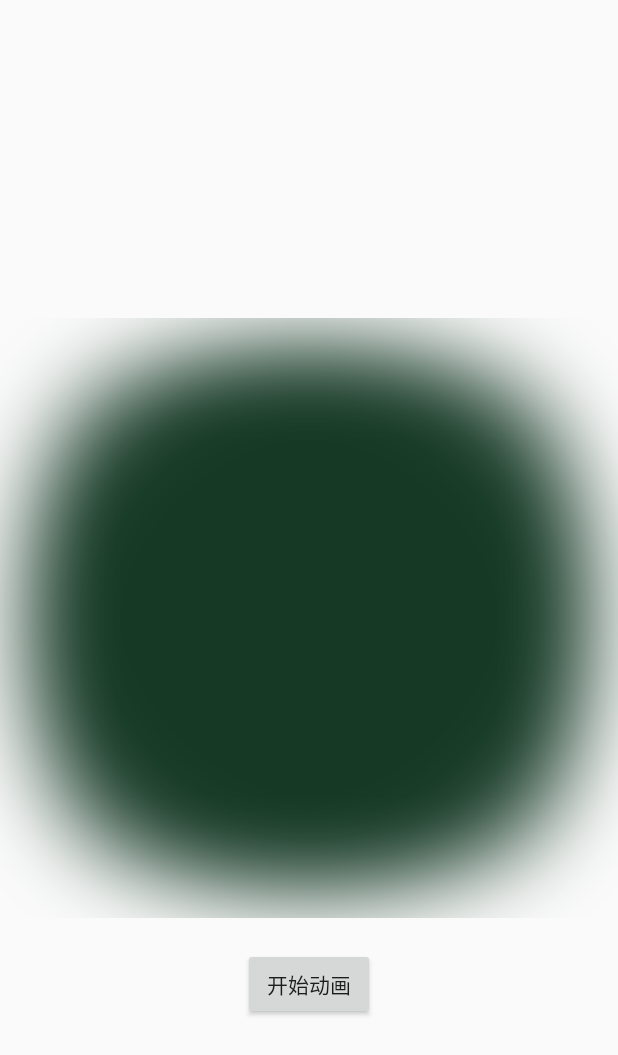
After one commit to xjxliuxing/AndroidHelper, an Android app: the layout activity_radial_gradient.xml on its own in the app's theme, with its tools: preview values and no code run, on a phone screen of 412 x 824 dp. The commit adds this screen. Shown: the top 1055 px of the screen. Run offline under Robolectric (Android 15) with nearby library versions, the phone set to English and light mode, and no system bars.

Commit message:
模糊动画

```diff
--- a/app/src/main/java/com/xjx/helper/ui/home/activity/todo/animation/AnimationMapActivity.java
+++ b/app/src/main/java/com/xjx/helper/ui/home/activity/todo/animation/AnimationMapActivity.java
@@ -20,7 +20,7 @@ public class AnimationMapActivity extends CommonBaseTitleActivity {
     @Override
     protected void initListener() {
         super.initListener();
-        setOnClick(R.id.tv_1, R.id.tv_2, R.id.tv_3);
+        setOnClick(R.id.tv_1, R.id.tv_2, R.id.tv_3, R.id.tv_4);
     }
 
     @Override
@@ -45,6 +45,9 @@ public class AnimationMapActivity extends CommonBaseTitleActivity {
             case R.id.tv_3:
                 intent.setClass(mContext, CustomDialogActivity.class);
                 break;
+            case R.id.tv_4:
+                intent.setClass(mContext, RadialGradientActivity.class);
+                break;
         }
 
         startActivity(intent);
--- /dev/null
+++ b/app/src/main/java/com/xjx/helper/widget/animation/CustomRadialGradientView.java
@@ -0,0 +1,126 @@
+package com.xjx.helper.widget.animation;
+
+import android.animation.ObjectAnimator;
+import android.animation.ValueAnimator;
+import android.annotation.SuppressLint;
+import android.content.Context;
+import android.graphics.BlurMaskFilter;
+import android.graphics.Canvas;
+import android.graphics.Paint;
+import android.graphics.RadialGradient;
+import android.graphics.RectF;
+import android.graphics.Shader;
+import android.util.AttributeSet;
+import android.view.View;
+
+import androidx.annotation.Nullable;
+
+import com.xjx.helper.R;
+import com.xjx.helper.utils.LogUtil;
+
+public class CustomRadialGradientView extends View {
+
+    private int COLOR_GREEN = 0xff153925;
+    private int COLOR_BLUER = 0xFF35D2FF;
+    private Paint mPaint = new Paint();
+    private int mWidth;
+    private int mHeight;
+    private float progress;// 设置自定义view，让他不停的做动画效果
+    private int mLeftMultiple;// 边距的角标
+    private int mTopMultiple;
+    private int mRightMultiple;
+    private int mBottomMultiple;
+    private int[] mIntArray; // 边距的数组
+    private float mLeft, mRight, mTop, mBottom;
+
+    // 环形渐变渲染
+    Shader mRadialGradient = null;
+
+    public CustomRadialGradientView(Context context) {
+        super(context);
+        initView(context, null);
+    }
+
+    public CustomRadialGradientView(Context context, @Nullable AttributeSet attrs) {
+        super(context, attrs);
+        initView(context, attrs);
+    }
+
+    private void initView(Context context, AttributeSet attrs) {
+        setLayerType(View.LAYER_TYPE_SOFTWARE, mPaint);
+
+        mPaint.setStyle(Paint.Style.FILL);
+        mPaint.setColor(COLOR_GREEN); // 默认使用绿色的背景
+        mPaint.setDither(true); // 防止抖动
+        mPaint.setAntiAlias(true);// 抗锯齿
+    }
+
+    @Override
+    protected void onMeasure(int widthMeasureSpec, int heightMeasureSpec) {
+        super.onMeasure(widthMeasureSpec, heightMeasureSpec);
+
+        // 自动根据模式去测量需要的值
+        // resolveSize： 根据传入的size  和 测量模式，去精准的测量view的宽高
+        // resolveSize(int size, int measureSpec)
+        // size:一般用MeasureSpec.getSize() 去获取默认的size
+
+        int width = resolveSize(MeasureSpec.getSize(widthMeasureSpec), widthMeasureSpec);
+        int height = resolveSize(MeasureSpec.getSize(heightMeasureSpec), heightMeasureSpec);
+
+        // 这里必须设置，如果不设置，就会 导致默认的宽高设置成最大的值
+        setMeasuredDimension(width, height);
+    }
+
+    @Override
+    protected void onSizeChanged(int w, int h, int oldw, int oldh) {
+        super.onSizeChanged(w, h, oldw, oldh);
+        mWidth = getMeasuredWidth();
+        mHeight = getMeasuredHeight();
+    }
+
+    @SuppressLint("DrawAllocation")
+    @Override
+    protected void onDraw(Canvas canvas) {
+        super.onDraw(canvas);
+//        canvas.save();
+
+        // 设置默认的边距，这个地方是为了适配车辆不一样党课大小所特意设置的
+        mLeftMultiple = 10;
+        mTopMultiple = 2;
+        mRightMultiple = 12;
+        mBottomMultiple = 30;
+
+        mLeft = mWidth / mLeftMultiple * progress;
+        mTop = mHeight / mTopMultiple * (progress);
+        mRight = mWidth - (mWidth / mRightMultiple) * (progress);
+        mBottom = mHeight - (mHeight / mBottomMultiple) * (progress);
+
+        // 设置边缘模糊
+        BlurMaskFilter blurMaskFilter = new BlurMaskFilter(85f, BlurMaskFilter.Blur.NORMAL);
+        mPaint.setMaskFilter(blurMaskFilter);
+
+        LogUtil.e("progress:" + progress);
+        RectF rect = new RectF(mLeft, mTop, mRight, mBottom);
+        canvas.drawOval(rect, mPaint);
+
+//        canvas.restore();
+    }
+
+    public float getProgress() {
+        return progress;
+    }
+
+    public void setProgress(float progress) {
+        this.progress = progress;
+        invalidate();
+    }
+
+    public void startAnim() {
+        ObjectAnimator animator = ObjectAnimator.ofFloat(this, "progress", 0.8f, 1f);
+        animator.setDuration(2000);
+        animator.setRepeatCount(-1);
+        animator.setRepeatMode(ValueAnimator.REVERSE);
+        animator.start();
+    }
+
+}
--- a/app/src/main/res/layout/activity_animation_map.xml
+++ b/app/src/main/res/layout/activity_animation_map.xml
@@ -21,4 +21,9 @@
         style="@style/style_todo_item"
         android:text="自定义滑动的dialog" />
 
+    <TextView
+        android:id="@+id/tv_4"
+        style="@style/style_todo_item"
+        android:text="放射动画效果" />
+
 </LinearLayout>
--- /dev/null
+++ b/app/src/main/res/layout/activity_radial_gradient.xml
@@ -0,0 +1,23 @@
+<?xml version="1.0" encoding="utf-8"?>
+<RelativeLayout xmlns:android="http://schemas.android.com/apk/res/android"
+    xmlns:tools="http://schemas.android.com/tools"
+    android:layout_width="match_parent"
+    android:layout_height="match_parent"
+    tools:context="com.xjx.helper.ui.home.activity.todo.animation.RadialGradientActivity">
+
+    <com.xjx.helper.widget.animation.CustomRadialGradientView
+        android:id="@+id/cst"
+        android:layout_width="match_parent"
+        android:layout_height="400dp"
+        android:layout_centerInParent="true" />
+
+    <Button
+        android:id="@+id/btn"
+        android:layout_width="wrap_content"
+        android:layout_height="wrap_content"
+        android:layout_below="@+id/cst"
+        android:layout_centerInParent="true"
+        android:layout_marginTop="@dimen/dp_20"
+        android:text="开始动画" />
+
+</RelativeLayout>
```
Also changed, not shown: app/src/main/AndroidManifest.xml (+12 -5 lines), app/src/main/java/com/xjx/helper/ui/home/activity/todo/animation/RadialGradientActivity.kt (added, +24 -0 lines).
